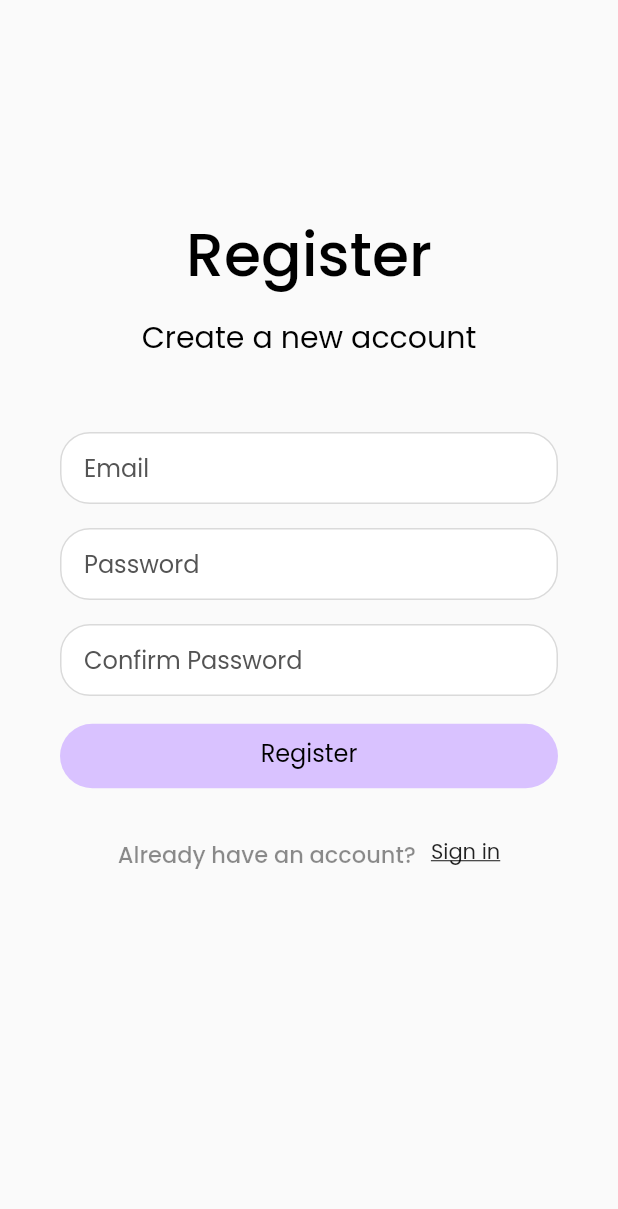
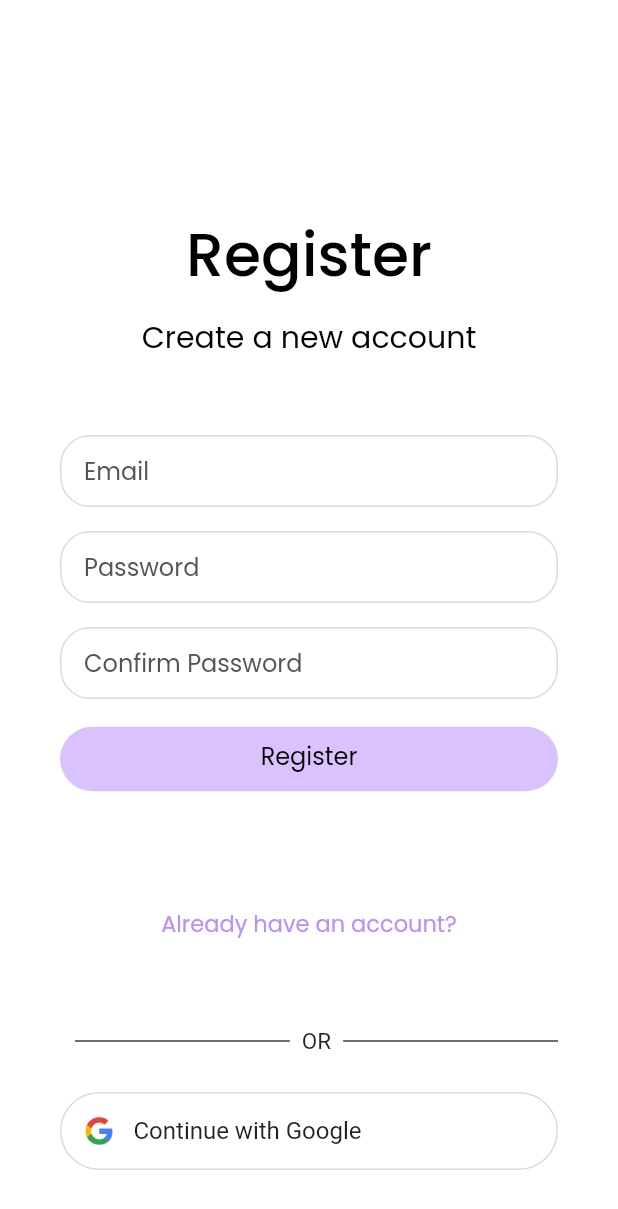
Before and after one commit to jedipw/HealJai, a Flutter app: the RegisterView screen opened by its route, on a phone screen of 412 x 824 dp. Shown: the top 1209 px of the screen. Run offline on Flutter 3.47's test engine with Material 2 defaults, Android fonts, the phone set to English and light mode, and no system bars; our stand-ins replace cloud_firestore, firebase_auth, firebase_core, flutter_svg; accounts and stored records are empty.

Commit message:
update frontend of register page

```diff
--- a/lib/constants/color.dart
+++ b/lib/constants/color.dart
@@ -7,3 +7,4 @@ const gray545454 = Color(0xFF545454);
 const grayBdbdbd = Color(0xFFBDBDBD);
 const grayDadada = Color(0xFFDADADA);
 const grayEbebeb = Color(0xFFEBEBEB);
+const grayLine = Color(0xFF7F7F7F);
--- a/lib/utilities/custom_text_field/email_text_field.dart
+++ b/lib/utilities/custom_text_field/email_text_field.dart
@@ -17,20 +17,6 @@ class EmailTextField extends StatelessWidget {
     return Column(
       crossAxisAlignment: CrossAxisAlignment.start,
       children: [
-        const Padding(
-          padding: EdgeInsets.fromLTRB(15, 0, 0, 3),
-          // child: Text(
-          //   "Email",
-          //   style: TextStyle(
-          //     fontFamily: 'Poppins',
-          //     fontWeight: FontWeight.w500,
-          //     fontSize: 17,
-          //     height: 1.5,
-          //     // color: primaryGray,
-          //   ),
-          //   textAlign: TextAlign.center,
-          // ),
-        ),
         TextField(
           controller: controller,
           keyboardType: isEmailValid ? TextInputType.emailAddress : null,
--- a/lib/views/register_view.dart
+++ b/lib/views/register_view.dart
@@ -7,6 +7,7 @@ import '../utilities/custom_text_field/reg_password_field.dart';
 import 'package:firebase_core/firebase_core.dart'; // Import Firebase Core
 import 'package:cloud_firestore/cloud_firestore.dart'; // Import FirebaseFirestore
 import 'package:firebase_auth/firebase_auth.dart'; // Import FirebaseAuth
+import 'package:flutter_svg/flutter_svg.dart';
 
 class RegisterView extends StatefulWidget {
   const RegisterView({super.key});
@@ -73,6 +74,7 @@ class _RegisterViewState extends State<RegisterView> {
     return GestureDetector(
       onTap: () => FocusScope.of(context).unfocus(),
       child: Scaffold(
+          backgroundColor: Colors.white,
           body: SingleChildScrollView(
             child: Column(
               children: [
@@ -107,7 +109,7 @@ class _RegisterViewState extends State<RegisterView> {
                   ),
                 ),
                 Padding(
-                padding: const EdgeInsets.fromLTRB(40, 45, 40, 0),
+                    padding: const EdgeInsets.fromLTRB(40, 50, 40, 0),
                     child: Column(
                       children: [
                         // Don't have verification yet
@@ -139,8 +141,8 @@ class _RegisterViewState extends State<RegisterView> {
                               shape: MaterialStateProperty.all(
                                   RoundedRectangleBorder(
                                       borderRadius: BorderRadius.circular(40))),
-                          minimumSize:
-                              MaterialStateProperty.all(const Size(130, 43)),
+                              minimumSize: MaterialStateProperty.all(
+                                  const Size(130, 43)),
                             ),
                             onPressed: () async {
                               if (_isEverythingOk(
@@ -153,7 +155,8 @@ class _RegisterViewState extends State<RegisterView> {
                                     FirebaseFirestore firestore =
                                         FirebaseFirestore.instance;
                                     final email = emailController.text.trim();
-                                final password = passwordController.text.trim();
+                                    final password =
+                                        passwordController.text.trim();
                                     Navigator.of(context).pop();
                                     final userCredential = await FirebaseAuth
                                         .instance
@@ -185,8 +188,7 @@ class _RegisterViewState extends State<RegisterView> {
                                 };
                               }
                             },
-                        child:
-                        Row(
+                            child: Row(
                               mainAxisAlignment: MainAxisAlignment.center,
                               children: const [
                                 Text(
@@ -207,27 +209,14 @@ class _RegisterViewState extends State<RegisterView> {
 
                         // Have account text
                         Padding(
-                      padding: const EdgeInsets.only(top: 30, bottom: 50),
+                          padding: const EdgeInsets.only(top: 80, bottom: 0),
                           child: Column(
                             mainAxisSize: MainAxisSize.max,
                             children: [
                               Row(
                                 mainAxisAlignment: MainAxisAlignment.center,
                                 children: [
-                              const Text(
-                                "Already have an account?",
-                                textAlign: TextAlign.center,
-                                style: TextStyle(
-                                  fontFamily: 'Poppins',
-                                  fontWeight: FontWeight.w500,
-                                  fontSize: 15,
-                                  height: 1.5,
-                                  color: Color.fromRGBO(0, 0, 0, 0.45),
-                                ),
-                              ),
-                              Padding(
-                                padding: const EdgeInsets.only(left: 10),
-                                child: Column(
+                                  Column(
                                     mainAxisAlignment: MainAxisAlignment.end,
                                     children: [
                                       GestureDetector(
@@ -240,21 +229,19 @@ class _RegisterViewState extends State<RegisterView> {
                                           );
                                         },
                                         child: const Text(
-                                        "Sign in",
+                                          "Already have an account?",
                                           style: TextStyle(
                                             fontFamily: "Poppins",
                                             fontWeight: FontWeight.w400,
-                                          fontSize: 14,
+                                            fontSize: 15,
                                             height: 1.0,
-                                          decoration: TextDecoration.underline,
-                                          // color: primaryOrange,
+                                            color: primaryPurple,
                                           ),
                                           textAlign: TextAlign.center,
                                         ),
                                       ),
                                     ],
                                   ),
-                              )
                                 ],
                               ),
                             ],
@@ -262,6 +249,73 @@ class _RegisterViewState extends State<RegisterView> {
                         )
                       ],
                     )),
+                Padding(
+                  padding: const EdgeInsets.fromLTRB(50, 60, 40, 20),
+                  child: Row(
+                    mainAxisAlignment: MainAxisAlignment.center,
+                    children: const [
+                      Flexible(
+                        child: Divider(
+                          color: Colors.black,
+                          thickness: 0.75,
+                        ),
+                      ),
+                      Padding(
+                        padding: EdgeInsets.symmetric(horizontal: 8.0),
+                        child: Text(
+                          'OR',
+                          style: TextStyle(
+                            fontSize: 15,
+                            fontWeight: FontWeight.w400,
+                          ),
+                        ),
+                      ),
+                      Flexible(
+                        child: Divider(
+                          color: Colors.black,
+                          thickness: 0.75,
+                        ),
+                      ),
+                    ],
+                  ),
+                ),
+                Padding(
+                  padding: const EdgeInsets.fromLTRB(40, 5, 40, 50),
+                  child: Container(
+                    width: double.infinity,
+                    decoration: BoxDecoration(
+                      border: Border.all(color: grayDadada),
+                      borderRadius: BorderRadius.circular(30),
+                    ),
+                    child: InkWell(
+                      onTap: () {
+                        // Handle Google login button tap
+                      },
+                      borderRadius: BorderRadius.circular(8),
+                      child: Padding(
+                        padding: const EdgeInsets.all(10.0),
+                        child: Row(
+                          mainAxisAlignment: MainAxisAlignment.start,
+                          children: [
+                            Image.asset(
+                              'assets/icon/google.png',
+                              width: 30,
+                              height: 30,
+                            ),
+                            const SizedBox(width: 8),
+                            const Text(
+                              'Continue with Google',
+                              style: TextStyle(
+                                fontSize: 16,
+                                fontWeight: FontWeight.w400,
+                              ),
+                            ),
+                          ],
+                        ),
+                      ),
+                    ),
+                  ),
+                ),
               ],
             ),
           )),
--- a/pubspec.yaml
+++ b/pubspec.yaml
@@ -12,6 +12,7 @@ dependencies:
     sdk: flutter
   firebase_auth: ^4.3.0
   cloud_firestore: ^4.4.5
+  flutter_svg: ^0.22.0
 
 
 dev_dependencies:
@@ -41,5 +42,7 @@ flutter:
         - asset: assets/fonts/Poppins-SemiBoldItalic.ttf
         - asset: assets/fonts/Poppins-Thin.ttf
         - asset: assets/fonts/Poppins-ThinItalic.ttf
+  assets:
+    - assets/icon/google.png
 
   uses-material-design: true
```
Also changed, not shown: assets/icon/google.png (added), pubspec.lock. Lines whose indentation alone changed are shown as unchanged.
